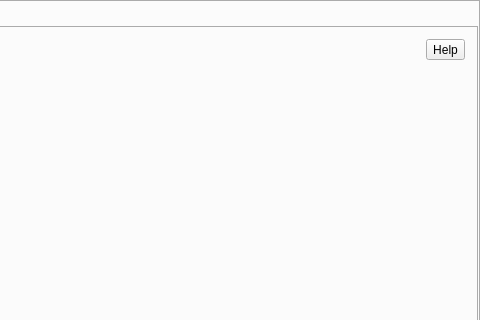
First picture: the form in src/formMainWindow.ui, repository vkohaupt/vokoscreenNG, before the edit; both pictures show x 359 to 839 and y 0 to 320 of the 839 by 580 pixel window.
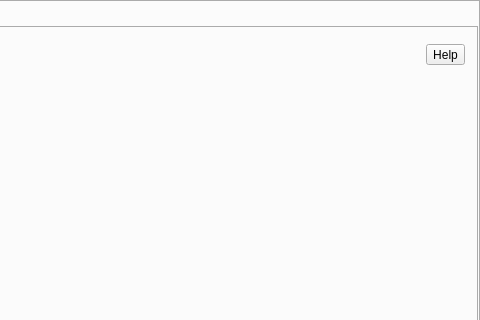
Second picture: the form after the edit. The open tabs and pages were chosen to show the change. Icons and pictures are not drawn.

Commit message: X11 camera window

```diff
--- a/src/formMainWindow.ui
+++ b/src/formMainWindow.ui
@@ -7238,13 +7238,6 @@
                 </item>
                </layout>
               </item>
-              <item row="0" column="1" alignment="Qt::AlignmentFlag::AlignTop">
-               <widget class="QToolButton" name="help_camera_camera_2">
-                <property name="text">
-                 <string>Help</string>
-                </property>
-               </widget>
-              </item>
               <item row="0" column="0">
                <layout class="QVBoxLayout" name="verticalLayout_28">
                 <property name="spacing">
@@ -7252,6 +7245,20 @@
                 </property>
                </layout>
               </item>
+              <item row="0" column="1">
+               <layout class="QVBoxLayout" name="verticalLayout_41">
+                <property name="topMargin">
+                 <number>5</number>
+                </property>
+                <item alignment="Qt::AlignmentFlag::AlignTop">
+                 <widget class="QToolButton" name="help_camera_camera_2">
+                  <property name="text">
+                   <string>Help</string>
+                  </property>
+                 </widget>
+                </item>
+               </layout>
+              </item>
              </layout>
             </item>
             <item>
```
Left out of the diff: 6 changed lines with no effect on the pictures. The commit also changes 3 other files.
